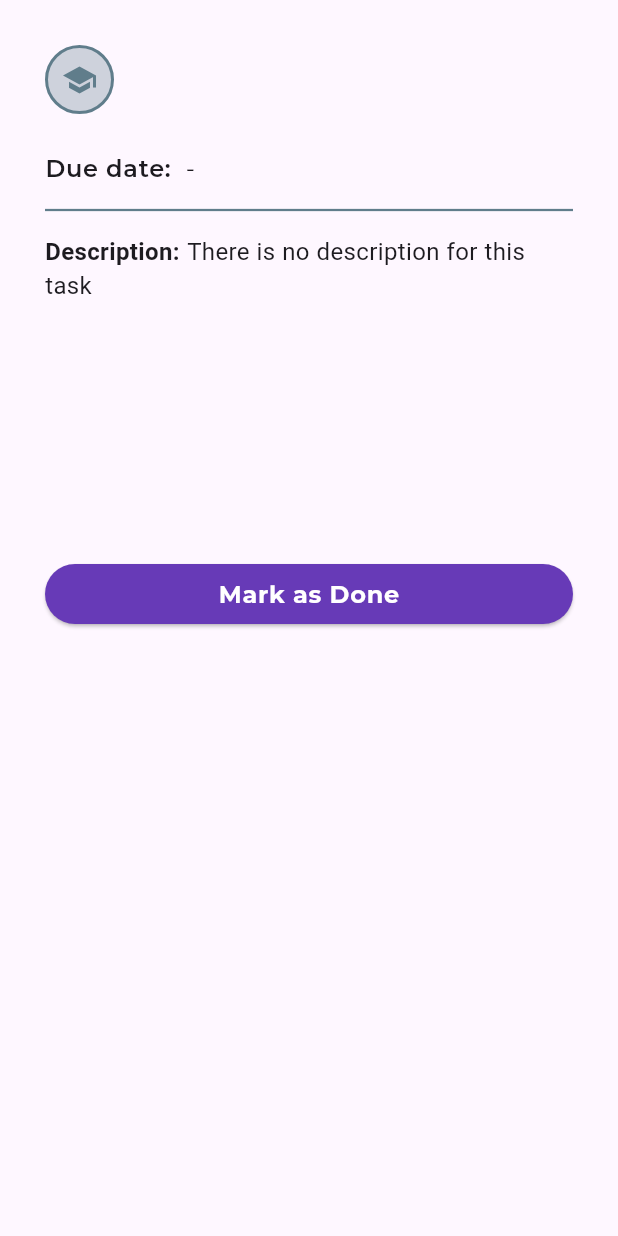
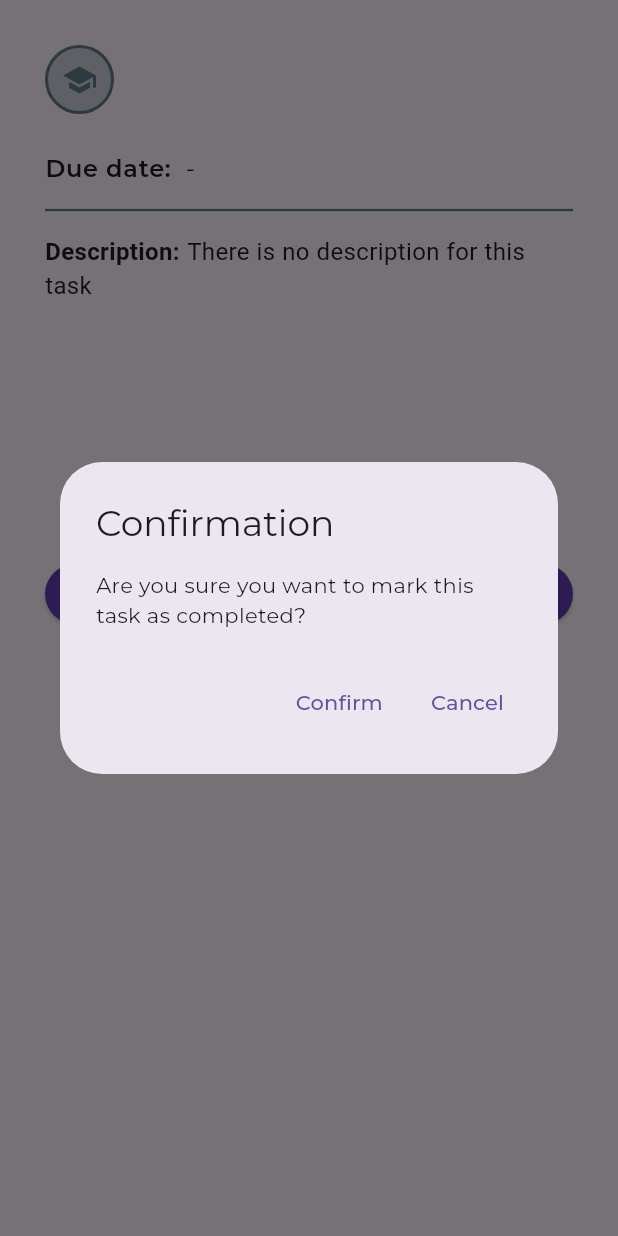
Before and after one commit to thoaikhoa14402/Flutter-TODO-App, a Flutter app: the TaskDetails widget shown alone on an empty page, opened directly with empty values, after a tap on "Mark as Done", on a phone screen of 412 x 824 dp. Run offline on Flutter 3.47's test engine with Material 3 defaults, Android fonts, the light colour scheme and no system bars; our stand-ins replace flex_color_scheme, flutter_riverpod, go_router, google_fonts, sqflite; accounts and stored records are empty.

Commit message:
delete task when user marks task item as done

```diff
--- a/todo_app/lib/utils/my_app_alerts.dart
+++ b/todo_app/lib/utils/my_app_alerts.dart
@@ -29,11 +29,12 @@ class MyAppAlerts {
     required Task task,
   }) async {
     Widget cancelButton = TextButton(
-      child: const Text('NO'),
+      child: const Text('Cancel'),
       onPressed: () => context.pop(),
     );
     Widget deleteButton = TextButton(
       onPressed: () async {
+        context.pop(); // case when click on task details
         await ref.read(taskProvider.notifier).deleteTask(task).then(
           (value) {
             showMySnackBar(
@@ -44,21 +45,23 @@ class MyAppAlerts {
           },
         );
       },
-      child: const Text('YES'),
-    );
-
-    AlertDialog alert = AlertDialog(
-      title: const Text('Are you sure you want to delete this task?'),
-      actions: [
-        deleteButton,
-        cancelButton,
-      ],
+      child: const Text('Confirm'),
     );
 
     await showDialog(
       context: context,
       builder: (BuildContext context) {
-        return alert;
+        return AlertDialog(
+          title: const Text('Confirmation'),
+          content: const Text(
+            'Are you sure you want to mark this task as completed?',
+          ),
+          actions: [
+            deleteButton,
+            cancelButton,
+          ],
+        );
+        ;
       },
     );
   }
--- a/todo_app/lib/widgets/task_details/task_details.dart
+++ b/todo_app/lib/widgets/task_details/task_details.dart
@@ -1,15 +1,17 @@
 import 'package:flutter/material.dart';
+import 'package:flutter_riverpod/flutter_riverpod.dart';
 import 'package:todo_app/data/models/task.dart';
 import 'package:todo_app/utils/extensions.dart';
+import 'package:todo_app/utils/my_app_alerts.dart';
 import 'package:todo_app/widgets/task_details/description.dart';
 import 'package:todo_app/widgets/task_details/due_date.dart';
 
-class TaskDetails extends StatelessWidget {
+class TaskDetails extends ConsumerWidget {
   const TaskDetails({super.key, required this.task});
   final Task task;
 
   @override
-  Widget build(BuildContext context) {
+  Widget build(BuildContext context, WidgetRef ref) {
     return SizedBox(
       width: double.infinity,
       height: 450,
@@ -64,7 +66,10 @@ class TaskDetails extends StatelessWidget {
             SizedBox(
               width: double.infinity,
               child: ElevatedButton(
-                onPressed: () {},
+                onPressed: () {
+                  MyAppAlerts.showAlertDelete(
+                      context: context, ref: ref, task: task);
+                },
                 style: ElevatedButton.styleFrom(
                   backgroundColor: Colors.deepPurple, // Button background color
                   foregroundColor: Colors.white, // Text color
--- a/todo_app/lib/widgets/task_item.dart
+++ b/todo_app/lib/widgets/task_item.dart
@@ -1,5 +1,4 @@
 import 'package:flutter/material.dart';
-import 'package:google_fonts/google_fonts.dart';
 import 'package:todo_app/data/models/task.dart';
 import 'package:todo_app/utils/extensions.dart';
 
```
